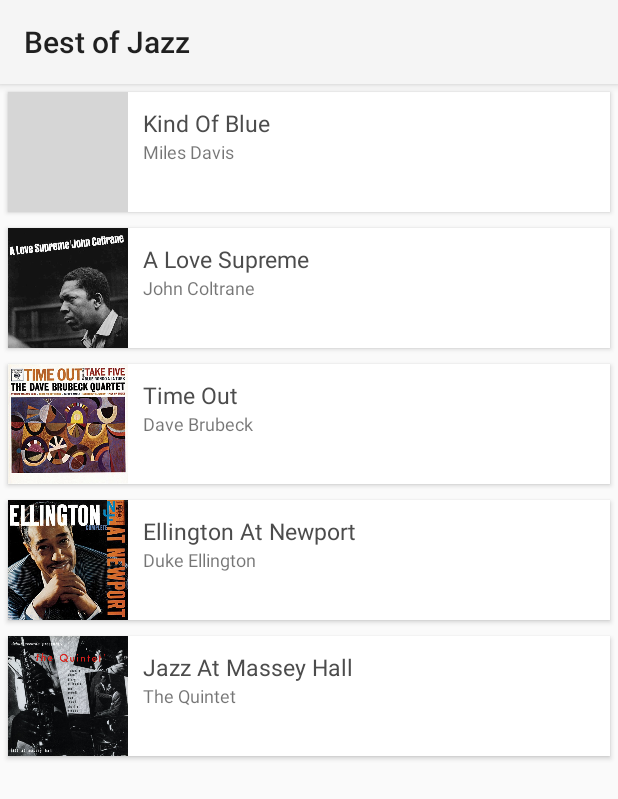
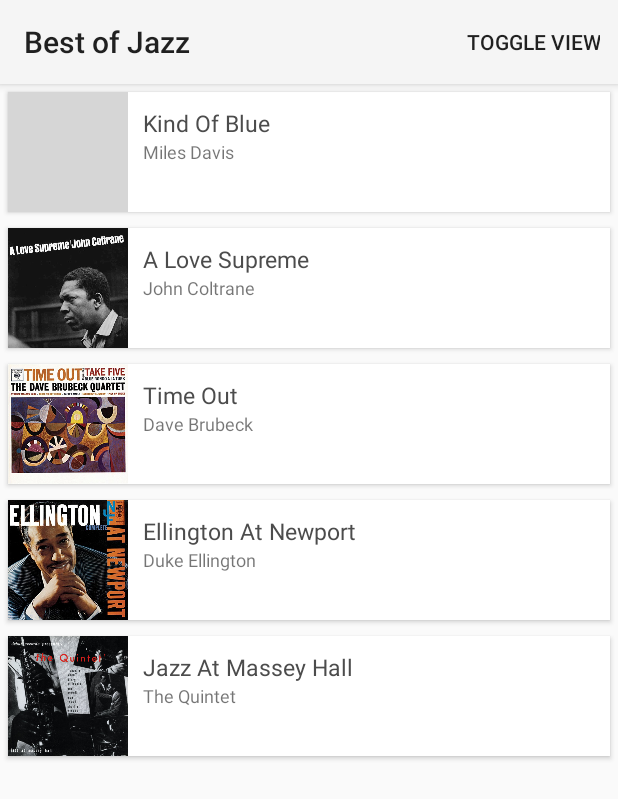
Before and after one commit to EduardoVernier/bootcamp-week-one, an Android app: the screen it shows after launch (MainActivity), on a phone screen of 412 x 824 dp. Shown: the top 799 px of the screen. Run offline under Robolectric (Android 15) with nearby library versions, the light colour scheme and no system bars; grey boxes are pictures that could not be loaded.

Commit message:
Commit icons.

```diff
--- a/app/src/main/java/com/iws/futurefaces/weekone/MainActivity.java
+++ b/app/src/main/java/com/iws/futurefaces/weekone/MainActivity.java
@@ -2,6 +2,10 @@
 
 import android.os.Bundle;
 import android.support.v7.app.AppCompatActivity;
+import android.view.Menu;
+import android.view.MenuInflater;
+import android.view.MenuItem;
+import android.widget.Toast;
 
 public class MainActivity extends AppCompatActivity {
 
@@ -16,4 +20,26 @@
                     .commit();
         }
     }
+
+    @Override
+    public boolean onCreateOptionsMenu(Menu menu) {
+        MenuInflater inflater = getMenuInflater();
+        inflater.inflate(R.menu.menu, menu);
+        return true;
+    }
+
+    @Override
+    public boolean onOptionsItemSelected(MenuItem item) {
+        switch (item.getItemId()) {
+            // action with ID action_refresh was selected
+            case R.id.toggleView:
+                Toast.makeText(this, "Skip selected", Toast.LENGTH_SHORT)
+                        .show();
+                break;
+            default:
+                break;
+        }
+
+        return true;
+    }
 }
--- /dev/null
+++ b/app/src/main/res/menu/menu.xml
@@ -0,0 +1,12 @@
+<?xml version="1.0" encoding="utf-8"?>
+<menu
+    xmlns:android="http://schemas.android.com/apk/res/android"
+    xmlns:app="http://schemas.android.com/apk/res-auto"
+    xmlns:tools="http://schemas.android.com/tools"
+    tools:context=".MainActivity">
+    <item
+        android:id="@+id/toggleView"
+        app:showAsAction="always"
+        android:title="Toggle view"
+        />
+</menu>
```
Also changed, not shown: app/src/main/res/drawable-hdpi/ic_view_list_black_24dp.png (added), app/src/main/res/drawable-hdpi/ic_view_module_black_24dp.png (added), app/src/main/res/drawable-mdpi/ic_view_list_black_24dp.png (added), app/src/main/res/drawable-mdpi/ic_view_module_black_24dp.png (added), app/src/main/res/drawable-xhdpi/ic_view_list_black_24dp.png (added), app/src/main/res/drawable-xhdpi/ic_view_module_black_24dp.png (added), app/src/main/res/drawable-xxhdpi/ic_view_list_black_24dp.png (added), app/src/main/res/drawable-xxhdpi/ic_view_module_black_24dp.png (added), app/src/main/res/drawable-xxxhdpi/ic_view_list_black_24dp.png (added), app/src/main/res/drawable-xxxhdpi/ic_view_module_black_24dp.png (added).
